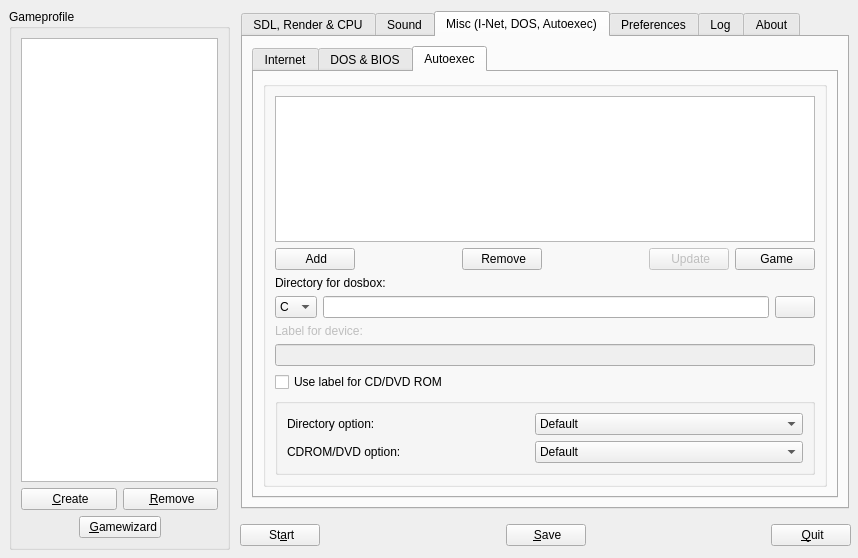
Before: the Qt Designer form ui/dboxfe.ui in LasDesu/DBoxFE, drawn with Qt 5.
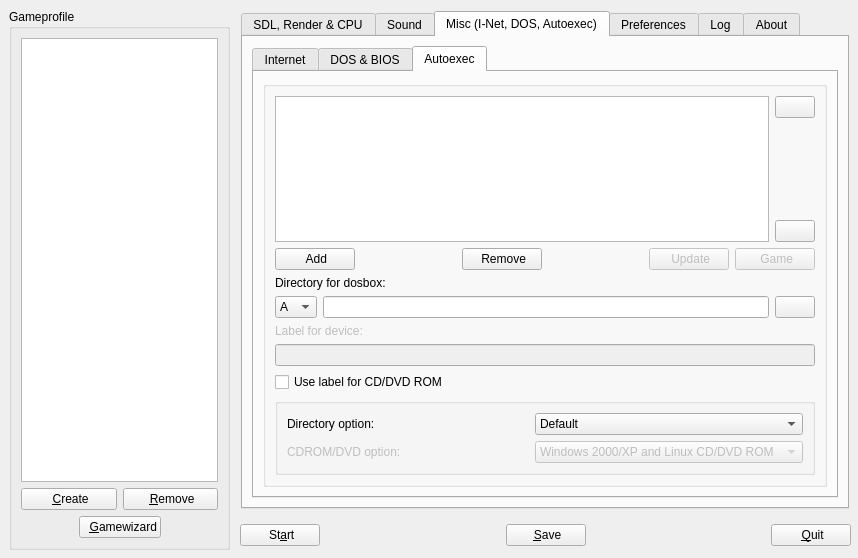
After: the same form once the commit is applied. The open tabs and pages were chosen to show the change. Icons and pictures are not drawn.

Commit message: * you can now add autoexec option * changed the CDROM/DVD option (dboxfe.ui) * add 2 buttons to Autoexec Tab for move down/up entries in the list    without function * quellcode formating

Patch:
```diff
--- a/ui/dboxfe.ui
+++ b/ui/dboxfe.ui
@@ -3399,7 +3399,53 @@
             <property name="spacing" >
              <number>6</number>
             </property>
-            <item row="3" column="0" >
+            <item row="0" column="1" >
+             <layout class="QVBoxLayout" >
+              <property name="margin" >
+               <number>0</number>
+              </property>
+              <property name="spacing" >
+               <number>6</number>
+              </property>
+              <item>
+               <widget class="QPushButton" name="btnAutoexecUp" >
+                <property name="text" >
+                 <string/>
+                </property>
+                <property name="icon" >
+                 <iconset resource="../res/dboxfe.qrc" >:/pics/images/arrow-up_16.png</iconset>
+                </property>
+               </widget>
+              </item>
+              <item>
+               <spacer>
+                <property name="orientation" >
+                 <enum>Qt::Vertical</enum>
+                </property>
+                <property name="sizeHint" >
+                 <size>
+                  <width>20</width>
+                  <height>40</height>
+                 </size>
+                </property>
+               </spacer>
+              </item>
+              <item>
+               <widget class="QPushButton" name="btnAutoexecDown" >
+                <property name="text" >
+                 <string/>
+                </property>
+                <property name="icon" >
+                 <iconset resource="../res/dboxfe.qrc" >:/pics/images/arrow-down_16.png</iconset>
+                </property>
+               </widget>
+              </item>
+             </layout>
+            </item>
+            <item row="0" column="0" >
+             <widget class="QListWidget" name="lwAutoexec" />
+            </item>
+            <item row="3" column="0" colspan="2" >
              <layout class="QVBoxLayout" >
               <property name="margin" >
                <number>0</number>
@@ -3433,7 +3479,7 @@
               </item>
              </layout>
             </item>
-            <item row="4" column="0" >
+            <item row="4" column="0" colspan="2" >
              <widget class="QGroupBox" name="groupBox_3" >
               <property name="title" >
                <string/>
@@ -3470,6 +3516,9 @@
                    </item>
                    <item>
                     <widget class="QLabel" name="lblAutoexecCDDVDROMOption" >
+                     <property name="enabled" >
+                      <bool>false</bool>
+                     </property>
                      <property name="text" >
                       <string>CDROM/DVD option:</string>
                      </property>
@@ -3506,11 +3555,9 @@
                    </item>
                    <item>
                     <widget class="QComboBox" name="cbxAutoexecCDDVDROMOption" >
-                     <item>
-                      <property name="text" >
-                       <string>Default</string>
-                      </property>
-                     </item>
+                     <property name="enabled" >
+                      <bool>false</bool>
+                     </property>
                      <item>
                       <property name="text" >
                        <string>Windows 2000/XP and Linux CD/DVD ROM</string>
@@ -3530,10 +3577,7 @@
               </layout>
              </widget>
             </item>
-            <item row="0" column="0" >
-             <widget class="QListWidget" name="lwAutoexec" />
-            </item>
-            <item row="1" column="0" >
+            <item row="1" column="0" colspan="2" >
              <layout class="QHBoxLayout" >
               <property name="margin" >
                <number>0</number>
@@ -3605,6 +3649,9 @@
               </item>
               <item>
                <widget class="QPushButton" name="btnGame" >
+                <property name="enabled" >
+                 <bool>false</bool>
+                </property>
                 <property name="text" >
                  <string> Game</string>
                 </property>
@@ -3615,7 +3662,7 @@
               </item>
              </layout>
             </item>
-            <item row="2" column="0" >
+            <item row="2" column="0" colspan="2" >
              <layout class="QVBoxLayout" >
               <property name="margin" >
                <number>0</number>
@@ -3640,6 +3687,11 @@
                 </property>
                 <item>
                  <widget class="QComboBox" name="cbxDrive" >
+                  <item>
+                   <property name="text" >
+                    <string>A</string>
+                   </property>
+                  </item>
                   <item>
                    <property name="text" >
                     <string>C</string>
```
The commit also changes 3 other files.
